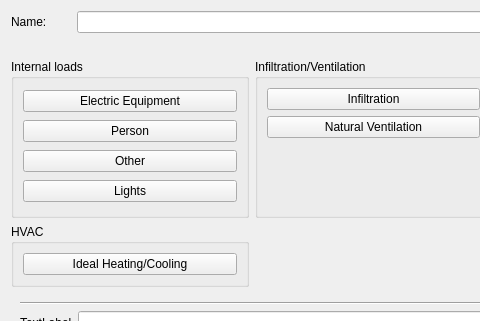
Above: SIM-VICUS/src/SVDBZoneTemplateEditWidget.ui from ghorwin/SIM-VICUS before the change; both pictures show x 0 to 480 and y 0 to 321 of the 747 by 728 pixel window. Below: the same form after it.
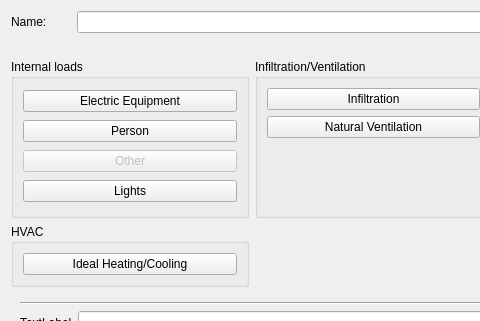
That is the form after the change. Icons and pictures are not drawn. Custom widgets are drawn as their Qt base class.

Commit message: Disabled "other"

```diff
--- a/SIM-VICUS/src/SVDBZoneTemplateEditWidget.ui
+++ b/SIM-VICUS/src/SVDBZoneTemplateEditWidget.ui
@@ -96,6 +96,9 @@
         </item>
         <item>
          <widget class="QPushButton" name="pushButtonAddOtherLoad">
+          <property name="enabled">
+           <bool>false</bool>
+          </property>
           <property name="text">
            <string>Other</string>
           </property>
```
